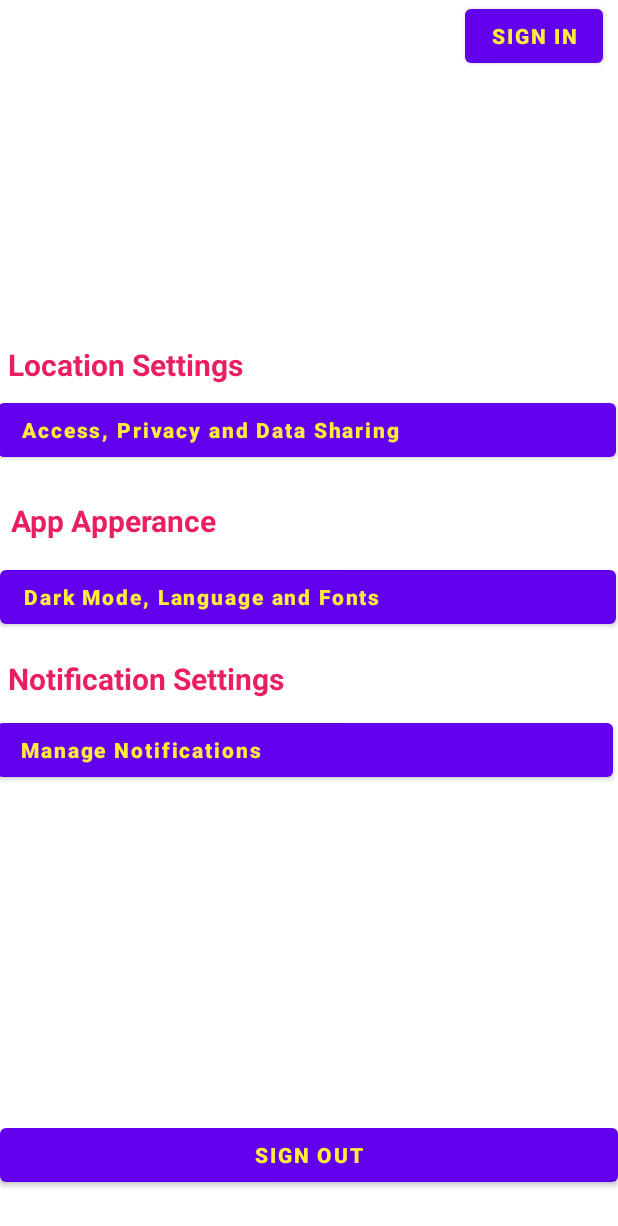
After one commit to josephgarcia01/petrolpal, an Android app: the layout settings.xml on its own in the app's theme, with its tools: preview values and no code run, on a phone screen of 412 x 824 dp. The commit adds this screen. Shown: the top 1226 px of the screen. Run offline under Robolectric (Android 15) with nearby library versions, the phone set to English and light mode, and no system bars.

Commit message:
push 10/17/2022.. changed settingsfragment page

```diff
--- a/app/src/main/res/layout/fragment_home.xml
+++ b/app/src/main/res/layout/fragment_home.xml
@@ -27,7 +27,7 @@
         android:id="@+id/container"
         android:layout_width="match_parent"
         android:layout_height="wrap_content"
-/>
+        />
 
 
 </RelativeLayout>
--- a/app/src/main/res/layout/privacy.xml
+++ b/app/src/main/res/layout/privacy.xml
@@ -2,8 +2,10 @@
 <androidx.constraintlayout.widget.ConstraintLayout xmlns:android="http://schemas.android.com/apk/res/android"
     xmlns:app="http://schemas.android.com/apk/res-auto"
     xmlns:tools="http://schemas.android.com/tools"
+    android:id="@+id/privacy"
     android:layout_width="match_parent"
     android:layout_height="match_parent"
+    tools:context=".Privacy"
     android:background="#FFFFFF">
 
     <ImageView
@@ -13,8 +15,6 @@
         android:layout_marginStart="144dp"
         android:layout_marginTop="96dp"
         android:layout_marginEnd="145dp"
-        android:layout_marginBottom="510dp"
-        app:layout_constraintBottom_toBottomOf="parent"
         app:layout_constraintEnd_toEndOf="parent"
         app:layout_constraintStart_toStartOf="parent"
         app:layout_constraintTop_toTopOf="parent"
--- /dev/null
+++ b/app/src/main/res/layout/settings.xml
@@ -0,0 +1,133 @@
+<?xml version="1.0" encoding="utf-8"?>
+<RelativeLayout xmlns:android="http://schemas.android.com/apk/res/android"
+    xmlns:tools="http://schemas.android.com/tools"
+    android:layout_width="match_parent"
+    android:layout_height="match_parent"
+    tools:context=".Settings"
+    android:background="#FFFFFF">
+
+
+    <TextView
+        android:id="@+id/textView4"
+        android:layout_width="218dp"
+        android:layout_height="wrap_content"
+        android:layout_above="@+id/button3"
+        android:layout_alignParentStart="true"
+        android:layout_alignParentEnd="true"
+        android:layout_centerVertical="true"
+        android:layout_marginStart="5dp"
+        android:layout_marginEnd="187dp"
+        android:layout_marginBottom="10dp"
+        android:text="@string/notification_settings"
+        android:textAlignment="viewStart"
+        android:textColor="#E91E63"
+        android:textSize="20sp"
+        android:textStyle="bold" />
+
+    <TextView
+        android:id="@+id/textView3"
+        android:layout_width="218dp"
+        android:layout_height="wrap_content"
+        android:layout_above="@+id/button4"
+        android:layout_alignParentStart="true"
+        android:layout_alignParentEnd="true"
+        android:layout_marginStart="7dp"
+        android:layout_marginEnd="185dp"
+        android:layout_marginBottom="13dp"
+        android:text="@string/app_apperance"
+        android:textAlignment="viewStart"
+        android:textColor="#E91E63"
+        android:textSize="20sp"
+        android:textStyle="bold" />
+
+    <Button
+        android:id="@+id/button2"
+        android:layout_width="match_parent"
+        android:layout_height="wrap_content"
+        android:layout_alignParentEnd="true"
+        android:layout_alignParentBottom="true"
+        android:layout_marginEnd="0dp"
+        android:layout_marginBottom="30dp"
+        android:text="@string/sign_out"
+        android:textColor="#FFEB3B"
+        android:textStyle="bold" />
+
+    <Button
+        android:id="@+id/button3"
+        android:layout_width="match_parent"
+        android:layout_height="wrap_content"
+        android:layout_above="@+id/button2"
+        android:layout_alignParentStart="true"
+        android:layout_alignParentEnd="true"
+        android:layout_marginStart="-2dp"
+        android:layout_marginEnd="3dp"
+        android:layout_marginBottom="222dp"
+        android:text="@string/manage_notifications"
+        android:textAlignment="viewStart"
+        android:textAllCaps="false"
+        android:textColor="#FFEB3B"
+        android:textStyle="bold" />
+
+    <Button
+        android:id="@+id/button4"
+        android:layout_width="match_parent"
+        android:layout_height="wrap_content"
+        android:layout_above="@+id/button3"
+        android:layout_alignParentStart="true"
+        android:layout_alignParentEnd="true"
+        android:layout_marginStart="0dp"
+        android:layout_marginEnd="1dp"
+        android:layout_marginBottom="54dp"
+        android:text="@string/dark_mode_language_and_fonts"
+        android:textAlignment="viewStart"
+        android:textAllCaps="false"
+        android:textColor="#FFEB3B"
+        android:textStyle="bold" />
+
+    <Button
+        android:id="@+id/button5"
+        android:layout_width="match_parent"
+        android:layout_height="wrap_content"
+        android:layout_above="@+id/button4"
+        android:layout_alignParentStart="true"
+        android:layout_alignParentEnd="true"
+        android:layout_marginStart="-1dp"
+        android:layout_marginEnd="1dp"
+        android:layout_marginBottom="63dp"
+        android:text="@string/access_privacy_and_data_sharing"
+        android:textAlignment="viewStart"
+        android:textAllCaps="false"
+        android:textColor="#FFEB3B"
+        android:textStyle="bold" />
+
+    <TextView
+        android:id="@+id/textView2"
+        android:layout_width="218dp"
+        android:layout_height="wrap_content"
+        android:layout_above="@+id/button5"
+        android:layout_alignParentStart="true"
+        android:layout_alignParentEnd="true"
+        android:layout_marginStart="5dp"
+        android:layout_marginEnd="187dp"
+        android:layout_marginBottom="6dp"
+        android:text="@string/location_settings"
+        android:textAlignment="viewStart"
+        android:textColor="#E91E63"
+        android:textSize="20sp"
+        android:textStyle="bold" />
+
+    <Button
+        android:id="@+id/button6"
+        android:layout_width="wrap_content"
+        android:layout_height="wrap_content"
+        android:layout_alignParentStart="true"
+        android:layout_alignParentEnd="true"
+        android:layout_alignParentBottom="false"
+        android:layout_marginStart="310dp"
+        android:layout_marginEnd="10dp"
+        android:layout_marginBottom="490dp"
+        android:text="Sign in"
+        android:textColor="#FFEB3B"
+        android:textStyle="bold" />
+
+</RelativeLayout>
--- a/app/src/main/res/values/strings.xml
+++ b/app/src/main/res/values/strings.xml
@@ -10,4 +10,5 @@
     <string name="dark_mode_language_and_fonts">Dark Mode, Language and Fonts</string>
     <string name="access_privacy_and_data_sharing">Access, Privacy and Data Sharing</string>
     <string name="location_settings">Location Settings</string>
+    <string name="settings">Settings</string>
 </resources>
```
Also changed, not shown: app/src/main/java/com/example/myapplication/MainActivity.java (+3 -5 lines), app/src/main/java/com/example/myapplication/Privacy.java (+11 -1 lines), app/src/main/java/com/example/myapplication/Settings.java (+23 -18 lines), app/src/main/java/com/example/myapplication/SettingsFragment.java (added, +37 -0 lines), app/src/main/res/layout/fragment_settings.xml (+13 -128 lines).
